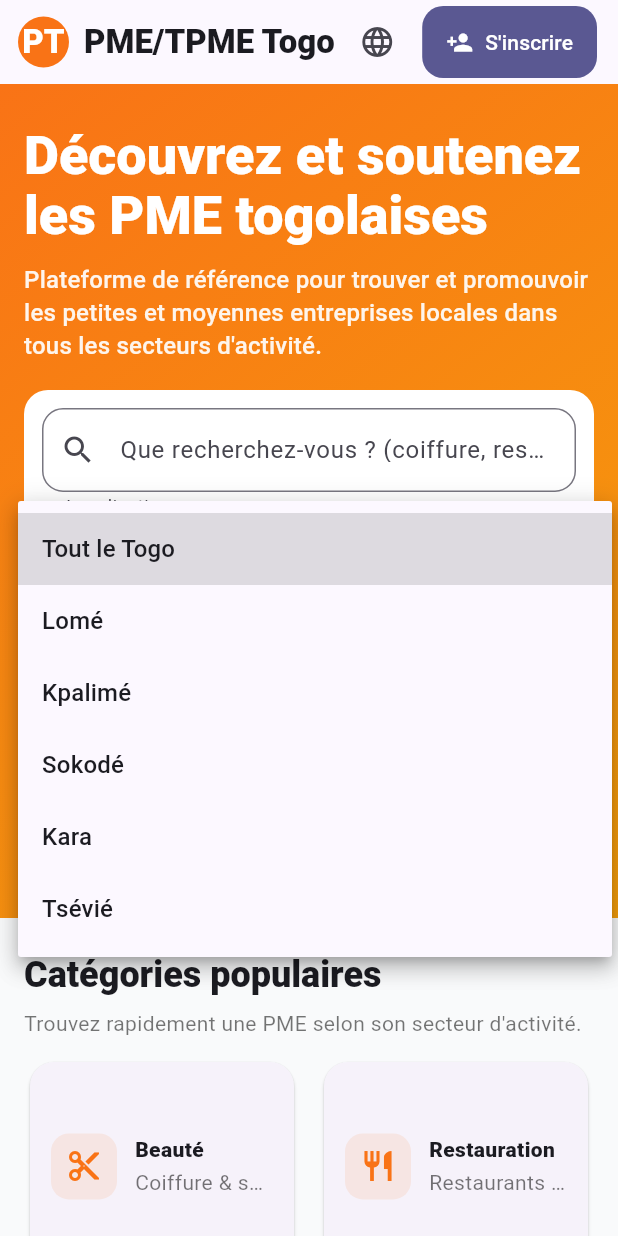
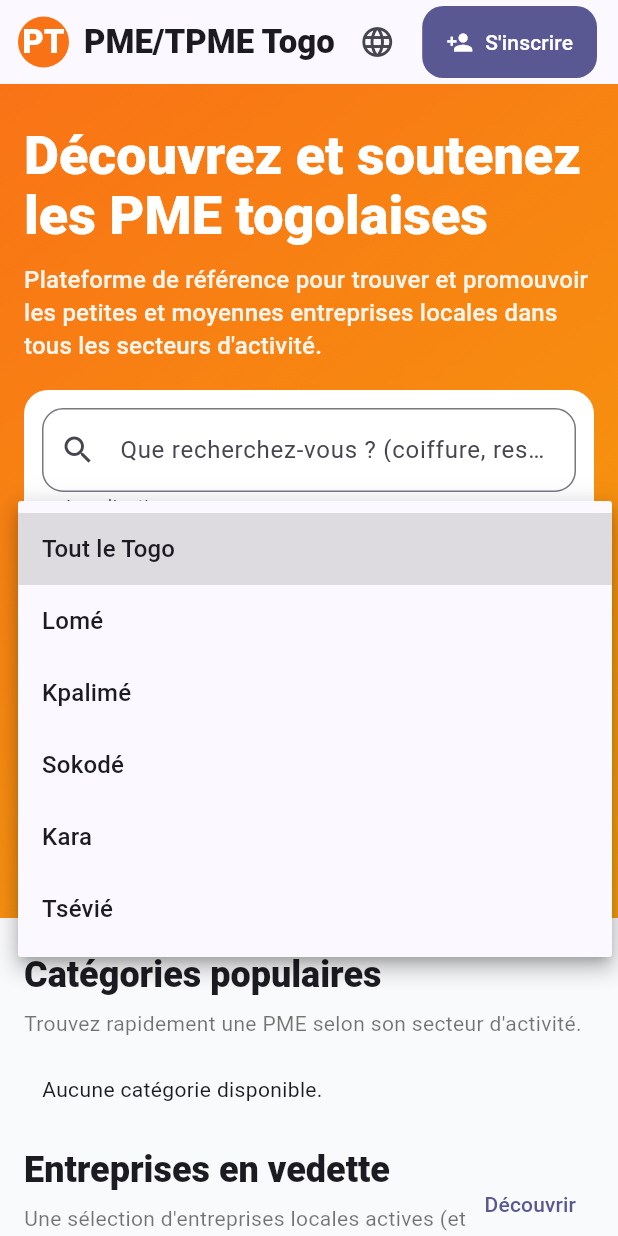
Before and after one commit to dieudonneiot/pme_tpe, a Flutter app: the screen it shows after launch, after a tap on "Tout le Togo", on a phone screen of 412 x 824 dp. Run offline on Flutter 3.47's test engine with Material 3 defaults, Android fonts, the phone set to English and light mode, and no system bars; our stand-ins replace device_info_plus, file_picker, firebase_core, firebase_messaging, flutter_local_notifications, flutter_riverpod and 4 more; accounts and stored records are empty; statements that could not run were skipped.

Commit message:
Landing categories deep-link to explore

```diff
--- a/app/lib/core/router.dart
+++ b/app/lib/core/router.dart
@@ -54,7 +54,12 @@ final appRouter = GoRouter(
   routes: [
     // PUBLIC
     GoRoute(path: '/', builder: (_, _) => const LandingPage()),
-    GoRoute(path: '/explore', builder: (_, _) => const ExploreBusinessesPage()),
+    GoRoute(
+      path: '/explore',
+      builder: (_, state) => ExploreBusinessesPage(
+        initialCategoryId: state.uri.queryParameters['category'] ?? '',
+      ),
+    ),
     GoRoute(
       path: '/b/:slug',
       builder: (_, state) =>
--- a/app/lib/features/public/landing_page.dart
+++ b/app/lib/features/public/landing_page.dart
@@ -20,11 +20,16 @@ class _LandingPageState extends State<LandingPage> {
   List<Map<String, dynamic>> _businesses = const [];
   String _region = '';
 
+  bool _loadingCategories = true;
+  String? _categoryError;
+  List<_LandingCategory> _categories = const [];
+
   bool get _loggedIn => Supabase.instance.client.auth.currentSession != null;
 
   @override
   void initState() {
     super.initState();
+    _loadCategories();
     _loadBusinesses();
   }
 
@@ -88,6 +93,41 @@ class _LandingPageState extends State<LandingPage> {
       await Supabase.instance.client.auth.signOut();
     } catch (_) {
       // ignore
+    }
+  }
+
+  Future<void> _loadCategories() async {
+    setState(() {
+      _loadingCategories = true;
+      _categoryError = null;
+    });
+
+    try {
+      final sb = Supabase.instance.client;
+      dynamic resp;
+      try {
+        resp = await sb
+            .from('categories')
+            .select('id,name,slug,sort_order')
+            .order('sort_order', ascending: true)
+            .order('name', ascending: true);
+      } on PostgrestException catch (e) {
+        if (e.message.contains('slug') || e.message.contains('sort_order')) {
+          resp = await sb.from('categories').select('id,name').order('name', ascending: true);
+        } else {
+          rethrow;
+        }
+      }
+
+      final rows = (resp as List).map((e) => Map<String, dynamic>.from(e as Map)).toList();
+      _categories = rows.map(_LandingCategory.fromRow).where((c) => c.id.isNotEmpty).toList();
+    } catch (e) {
+      _categoryError = e.toString();
+      _categories = const [];
+    } finally {
+      if (mounted) {
+        setState(() => _loadingCategories = false);
+      }
     }
   }
 
@@ -180,7 +220,15 @@ class _LandingPageState extends State<LandingPage> {
               title: 'Catégories populaires',
               subtitle:
                   "Trouvez rapidement une PME selon son secteur d'activité.",
-              child: const _CategoriesGrid(),
+              child: _CategoriesGrid(
+                loading: _loadingCategories,
+                error: _categoryError,
+                categories: _categories,
+                onOpenCategory: (id) {
+                  final uri = Uri(path: '/explore', queryParameters: {'category': id});
+                  context.go(uri.toString());
+                },
+              ),
             ),
             const SizedBox(height: 16),
             _SectionShell(
@@ -516,54 +564,129 @@ class _SectionShell extends StatelessWidget {
   }
 }
 
+class _LandingCategory {
+  final String id;
+  final String name;
+  final String slug;
+  final int sortOrder;
+
+  const _LandingCategory({
+    required this.id,
+    required this.name,
+    required this.slug,
+    required this.sortOrder,
+  });
+
+  factory _LandingCategory.fromRow(Map<String, dynamic> row) {
+    return _LandingCategory(
+      id: (row['id'] ?? '').toString(),
+      name: (row['name'] ?? '').toString(),
+      slug: (row['slug'] ?? '').toString(),
+      sortOrder: (row['sort_order'] is int) ? row['sort_order'] as int : 0,
+    );
+  }
+}
+
 class _CategoriesGrid extends StatelessWidget {
-  const _CategoriesGrid();
+  final bool loading;
+  final String? error;
+  final List<_LandingCategory> categories;
+  final ValueChanged<String> onOpenCategory;
+
+  const _CategoriesGrid({
+    required this.loading,
+    required this.error,
+    required this.categories,
+    required this.onOpenCategory,
+  });
 
   @override
   Widget build(BuildContext context) {
     final width = MediaQuery.sizeOf(context).width;
     final cols = width >= 1000 ? 4 : (width >= 700 ? 3 : 2);
 
-    const cats = <_Cat>[
-      _Cat(Icons.content_cut, 'Beauté', 'Coiffure & soins'),
-      _Cat(Icons.restaurant, 'Restauration', 'Restaurants & traiteurs'),
-      _Cat(Icons.construction, 'BTP', 'Quincaillerie & services'),
-      _Cat(Icons.local_shipping, 'Transport', 'Logistique & livraison'),
-      _Cat(Icons.shopping_bag, 'Commerce', 'Boutiques & marchés'),
-      _Cat(Icons.medical_services, 'Santé', 'Cabinets & pharmacies'),
-      _Cat(Icons.school, 'Éducation', 'Formations & écoles'),
-      _Cat(Icons.devices, 'Tech', 'Informatique & services'),
-    ];
+    if (loading) {
+      return const Center(
+        child: Padding(
+          padding: EdgeInsets.all(14),
+          child: CircularProgressIndicator(),
+        ),
+      );
+    }
+    if (error != null) {
+      return Padding(
+        padding: const EdgeInsets.all(12),
+        child: Text(error!, style: const TextStyle(color: Colors.red)),
+      );
+    }
+    if (categories.isEmpty) {
+      return const Padding(
+        padding: EdgeInsets.all(12),
+        child: Text('Aucune catégorie disponible.'),
+      );
+    }
 
     return GridView.builder(
       shrinkWrap: true,
       physics: const NeverScrollableScrollPhysics(),
-      itemCount: cats.length,
+      itemCount: categories.length,
       gridDelegate: SliverGridDelegateWithFixedCrossAxisCount(
         crossAxisCount: cols,
         mainAxisSpacing: 12,
         crossAxisSpacing: 12,
         childAspectRatio: 1.25,
       ),
-      itemBuilder: (context, i) => _CategoryCard(cat: cats[i]),
+      itemBuilder: (context, i) => _CategoryCard(
+        cat: categories[i],
+        onTap: () => onOpenCategory(categories[i].id),
+      ),
     );
   }
 }
 
-class _Cat {
-  final IconData icon;
-  final String title;
-  final String subtitle;
-  const _Cat(this.icon, this.title, this.subtitle);
+class _CategoryCard extends StatelessWidget {
+  final _LandingCategory cat;
+  final VoidCallback onTap;
+  const _CategoryCard({required this.cat, required this.onTap});
+
+  IconData _iconForSlug(String slug, String name) {
+    final s = slug.trim().toLowerCase();
+    final n = name.trim().toLowerCase();
+    final key = s.isEmpty ? n : s;
+    if (key.contains('beau') || key.contains('coiff')) return Icons.content_cut;
+    if (key.contains('rest') || key.contains('cuisin')) return Icons.restaurant;
+    if (key.contains('btp') || key.contains('construct')) return Icons.construction;
+    if (key.contains('trans') || key.contains('livr')) return Icons.local_shipping;
+    if (key.contains('comm') || key.contains('bout')) return Icons.shopping_bag;
+    if (key.contains('sant') || key.contains('pharma')) return Icons.medical_services;
+    if (key.contains('educ') || key.contains('édu') || key.contains('ecol')) return Icons.school;
+    if (key.contains('tech') || key.contains('info')) return Icons.devices;
+    return Icons.category;
   }
 
-class _CategoryCard extends StatelessWidget {
-  final _Cat cat;
-  const _CategoryCard({required this.cat});
+  String _subtitleForSlug(String slug, String name) {
+    final s = slug.trim().toLowerCase();
+    final n = name.trim().toLowerCase();
+    final key = s.isEmpty ? n : s;
+    if (key.contains('beau') || key.contains('coiff')) return 'Coiffure & soins';
+    if (key.contains('rest') || key.contains('cuisin')) return 'Restaurants & traiteurs';
+    if (key.contains('btp') || key.contains('construct')) return 'Quincaillerie & services';
+    if (key.contains('trans') || key.contains('livr')) return 'Logistique & livraison';
+    if (key.contains('comm') || key.contains('bout')) return 'Boutiques & marchés';
+    if (key.contains('sant') || key.contains('pharma')) return 'Cabinets & pharmacies';
+    if (key.contains('educ') || key.contains('édu') || key.contains('ecol')) return 'Formations & écoles';
+    if (key.contains('tech') || key.contains('info')) return 'Informatique & services';
+    return 'Découvrir';
+  }
 
   @override
   Widget build(BuildContext context) {
+    final icon = _iconForSlug(cat.slug, cat.name);
+    final subtitle = _subtitleForSlug(cat.slug, cat.name);
+
     return Card(
+      child: InkWell(
+        onTap: onTap,
         child: Padding(
           padding: const EdgeInsets.all(14),
           child: Row(
@@ -575,7 +698,7 @@ class _CategoryCard extends StatelessWidget {
                   color: const Color(0xFFF97316).withAlpha(26),
                   borderRadius: BorderRadius.circular(12),
                 ),
-              child: Icon(cat.icon, color: const Color(0xFFF97316)),
+                child: Icon(icon, color: const Color(0xFFF97316)),
               ),
               const SizedBox(width: 12),
               Expanded(
@@ -584,14 +707,14 @@ class _CategoryCard extends StatelessWidget {
                   crossAxisAlignment: CrossAxisAlignment.start,
                   children: [
                     Text(
-                    cat.title,
+                      cat.name,
                       style: const TextStyle(fontWeight: FontWeight.w900),
                       maxLines: 1,
                       overflow: TextOverflow.ellipsis,
                     ),
                     const SizedBox(height: 2),
                     Text(
-                    cat.subtitle,
+                      subtitle,
                       style: const TextStyle(color: Colors.black54),
                       maxLines: 1,
                       overflow: TextOverflow.ellipsis,
@@ -599,7 +722,10 @@ class _CategoryCard extends StatelessWidget {
                   ],
                 ),
               ),
+              const SizedBox(width: 8),
+              const Icon(Icons.arrow_forward, size: 18, color: Colors.black45),
             ],
+          ),
         ),
       ),
     );
```
Also changed, not shown: WORKLOG.txt (+16 -0 lines), app/lib/features/explore/explore_businesses_page.dart (+18 -3 lines). Lines whose indentation alone changed are shown as unchanged.
